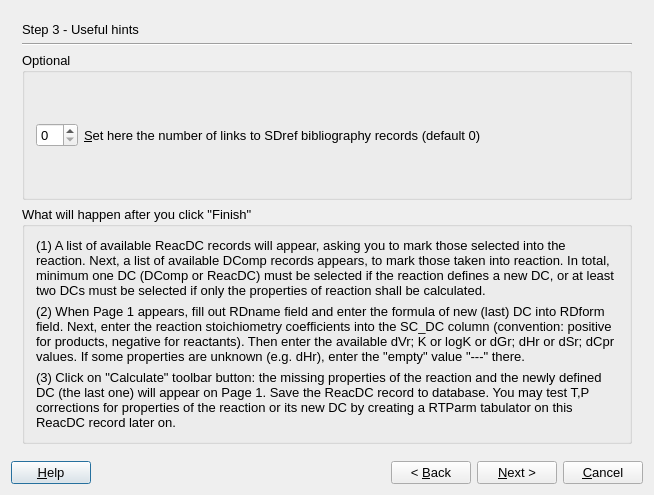
gemshub/GEMSGUI, file gems3/vizor4/dlg4/ReacDCWizard4.ui: the form before one commit.
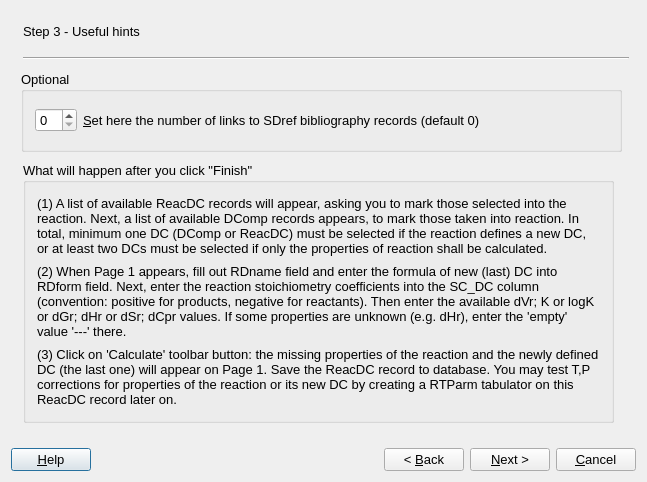
The form after the commit. The open tabs and pages were chosen to show the change.

Commit message: Merged from upgrade adjusted fonts and comments on all dialogs (for consistency between win32, macosx and linux) DK,SD

Diff of the .ui file:
```diff
--- a/gems3/vizor4/dlg4/ReacDCWizard4.ui
+++ b/gems3/vizor4/dlg4/ReacDCWizard4.ui
@@ -6,8 +6,8 @@
    <rect>
     <x>0</x>
     <y>0</y>
-    <width>654</width>
-    <height>495</height>
+    <width>647</width>
+    <height>482</height>
    </rect>
   </property>
   <property name="font">
@@ -18,7 +18,7 @@
   <property name="windowTitle">
    <string>GEM-Selektor Proces</string>
   </property>
-  <layout class="QGridLayout">
+  <layout class="QGridLayout" name="gridLayout">
    <item row="0" column="0">
     <widget class="QStackedWidget" name="stackedWidget">
      <property name="mouseTracking">
@@ -830,9 +830,15 @@
       </layout>
      </widget>
      <widget class="QWidget" name="page_4">
-      <layout class="QGridLayout">
-       <item row="0" column="0">
         <widget class="QLabel" name="label_3">
+       <property name="geometry">
+        <rect>
+         <x>12</x>
+         <y>12</y>
+         <width>131</width>
+         <height>16</height>
+        </rect>
+       </property>
          <property name="sizePolicy">
           <sizepolicy hsizetype="Preferred" vsizetype="Fixed">
            <horstretch>0</horstretch>
@@ -843,16 +849,28 @@
           <string>Step 3 - Useful hints</string>
          </property>
         </widget>
-       </item>
-       <item row="1" column="0">
         <widget class="Line" name="line_4">
+       <property name="geometry">
+        <rect>
+         <x>12</x>
+         <y>39</y>
+         <width>606</width>
+         <height>16</height>
+        </rect>
+       </property>
          <property name="orientation">
           <enum>Qt::Horizontal</enum>
          </property>
         </widget>
-       </item>
-       <item row="2" column="0">
         <widget class="QGroupBox" name="groupBox_5">
+       <property name="geometry">
+        <rect>
+         <x>10</x>
+         <y>60</y>
+         <width>601</width>
+         <height>81</height>
+        </rect>
+       </property>
          <property name="sizePolicy">
           <sizepolicy hsizetype="Preferred" vsizetype="Minimum">
            <horstretch>0</horstretch>
@@ -891,9 +909,15 @@
           </item>
          </layout>
         </widget>
-       </item>
-       <item row="3" column="0">
         <widget class="QGroupBox" name="groupBox_6">
+       <property name="geometry">
+        <rect>
+         <x>12</x>
+         <y>151</y>
+         <width>591</width>
+         <height>261</height>
+        </rect>
+       </property>
          <property name="title">
           <string>What will happen after you click &quot;Finish&quot;</string>
          </property>
@@ -901,11 +925,7 @@
           <item row="1" column="0">
            <widget class="QLabel" name="textLabel12">
             <property name="text">
-             <string>&lt;!DOCTYPE HTML PUBLIC &quot;-//W3C//DTD HTML 4.0//EN&quot; &quot;http://www.w3.org/TR/REC-html40/strict.dtd&quot;&gt;
-&lt;html&gt;&lt;head&gt;&lt;meta name=&quot;qrichtext&quot; content=&quot;1&quot; /&gt;&lt;style type=&quot;text/css&quot;&gt;
-p, li { white-space: pre-wrap; }
-&lt;/style&gt;&lt;/head&gt;&lt;body style=&quot; font-family:'MS Shell Dlg 2'; font-size:10pt; font-weight:400; font-style:normal;&quot;&gt;
-&lt;p style=&quot; margin-top:0px; margin-bottom:0px; margin-left:0px; margin-right:0px; -qt-block-indent:0; text-indent:0px;&quot;&gt;(2) When Page 1 appears, fill out RDname field and enter the formula of new (last) DC into RDform field. Next, enter the reaction stoichiometry coefficients into the SC_DC column (convention: positive for products, negative for reactants). Then enter the available dVr; K or logK or dGr; dHr or dSr; dCpr values. If some properties are unknown (e.g. dHr), enter the &amp;quot;empty&amp;quot; value &amp;quot;---&amp;quot; there.&lt;/p&gt;&lt;/body&gt;&lt;/html&gt;</string>
+           <string>(2) When Page 1 appears, fill out RDname field and enter the formula of new (last) DC into RDform field. Next, enter the reaction stoichiometry coefficients into the SC_DC column (convention: positive for products, negative for reactants). Then enter the available dVr; K or logK or dGr; dHr or dSr; dCpr values. If some properties are unknown (e.g. dHr), enter the 'empty' value '---' there.</string>
             </property>
             <property name="alignment">
              <set>Qt::AlignVCenter</set>
@@ -918,11 +938,7 @@
           <item row="2" column="0">
            <widget class="QLabel" name="textLabel14">
             <property name="text">
-             <string>&lt;!DOCTYPE HTML PUBLIC &quot;-//W3C//DTD HTML 4.0//EN&quot; &quot;http://www.w3.org/TR/REC-html40/strict.dtd&quot;&gt;
-&lt;html&gt;&lt;head&gt;&lt;meta name=&quot;qrichtext&quot; content=&quot;1&quot; /&gt;&lt;style type=&quot;text/css&quot;&gt;
-p, li { white-space: pre-wrap; }
-&lt;/style&gt;&lt;/head&gt;&lt;body style=&quot; font-family:'MS Shell Dlg 2'; font-size:10pt; font-weight:400; font-style:normal;&quot;&gt;
-&lt;p style=&quot; margin-top:0px; margin-bottom:0px; margin-left:0px; margin-right:0px; -qt-block-indent:0; text-indent:0px;&quot;&gt;(3) Click on &amp;quot;Calculate&amp;quot; toolbar button: the missing properties of the reaction and the newly defined DC (the last one) will appear on Page 1. Save the ReacDC record to database. You may test T,P corrections for properties of the reaction or its new DC by creating a RTParm tabulator on this ReacDC record later on.&lt;/p&gt;&lt;/body&gt;&lt;/html&gt;</string>
+           <string>(3) Click on 'Calculate' toolbar button: the missing properties of the reaction and the newly defined DC (the last one) will appear on Page 1. Save the ReacDC record to database. You may test T,P corrections for properties of the reaction or its new DC by creating a RTParm tabulator on this ReacDC record later on.</string>
             </property>
             <property name="alignment">
              <set>Qt::AlignVCenter</set>
@@ -935,11 +951,7 @@
           <item row="0" column="0">
            <widget class="QLabel" name="textLabel13">
             <property name="text">
-             <string>&lt;!DOCTYPE HTML PUBLIC &quot;-//W3C//DTD HTML 4.0//EN&quot; &quot;http://www.w3.org/TR/REC-html40/strict.dtd&quot;&gt;
-&lt;html&gt;&lt;head&gt;&lt;meta name=&quot;qrichtext&quot; content=&quot;1&quot; /&gt;&lt;style type=&quot;text/css&quot;&gt;
-p, li { white-space: pre-wrap; }
-&lt;/style&gt;&lt;/head&gt;&lt;body style=&quot; font-family:'MS Shell Dlg 2'; font-size:10pt; font-weight:400; font-style:normal;&quot;&gt;
-&lt;p style=&quot; margin-top:0px; margin-bottom:0px; margin-left:0px; margin-right:0px; -qt-block-indent:0; text-indent:0px;&quot;&gt;(1) A list of available ReacDC records will appear, asking you to mark those selected into the reaction. Next, a list of available DComp records appears, to mark those taken into reaction. In total, minimum one DC (DComp or ReacDC) must be selected if the reaction defines a new DC, or at least two DCs must be selected if only the properties of reaction shall be calculated.&lt;/p&gt;&lt;/body&gt;&lt;/html&gt;</string>
+           <string>(1) A list of available ReacDC records will appear, asking you to mark those selected into the reaction. Next, a list of available DComp records appears, to mark those taken into reaction. In total, minimum one DC (DComp or ReacDC) must be selected if the reaction defines a new DC, or at least two DCs must be selected if only the properties of reaction shall be calculated.</string>
             </property>
             <property name="alignment">
              <set>Qt::AlignVCenter</set>
@@ -951,8 +963,6 @@
           </item>
          </layout>
         </widget>
-       </item>
-      </layout>
      </widget>
     </widget>
    </item>
```
Left out of the diff: 2 changed lines with no effect on the pictures. Lines whose indentation alone changed are shown as unchanged. The commit also changes 39 other files.
